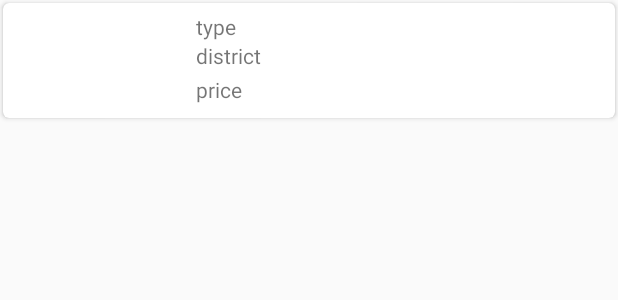
After one commit to jeanpierreZ/RealEstateManager, an Android app: the layout item.xml on its own in the app's theme, with its tools: preview values and no code run, on a phone screen of 412 x 824 dp. The commit adds this screen. Shown: the top 300 px of the screen. Run offline under Robolectric (Android 15) with nearby library versions, the light colour scheme and no system bars.

Commit message:
Create FragmentList which will contain a RecyclerView with the list of items. Create a ViewHolder with an Adapter and dependencies for this purpose. Add item and toolbar xml files. Complete Item model to have a room entity. Clean MainActivity.

```diff
--- a/app/src/main/AndroidManifest.xml
+++ b/app/src/main/AndroidManifest.xml
@@ -11,14 +11,14 @@
         android:roundIcon="@mipmap/ic_launcher_round"
         android:supportsRtl="true"
         android:theme="@style/AppTheme">
-        <activity android:name="com.openclassrooms.realestatemanager.MainActivity">
+        <activity android:name="com.openclassrooms.realestatemanager.activities.MainActivity">
             <intent-filter>
                 <action android:name="android.intent.action.MAIN" />
 
                 <category android:name="android.intent.category.LAUNCHER" />
             </intent-filter>
         </activity>
-        <activity android:name="com.openclassrooms.realestatemanager.SecondActivity"></activity>
+        <activity android:name="com.openclassrooms.realestatemanager.activities.SecondActivity"></activity>
     </application>
 
 </manifest>
--- a/app/src/main/java/com/openclassrooms/realestatemanager/SecondActivity.java
+++ b/app/src/main/java/com/openclassrooms/realestatemanager/activities/SecondActivity.java
@@ -1,7 +1,9 @@
-package com.openclassrooms.realestatemanager;
+package com.openclassrooms.realestatemanager.activities;
 
 import androidx.appcompat.app.AppCompatActivity;
 import android.os.Bundle;
+
+import com.openclassrooms.realestatemanager.R;
 
 public class SecondActivity extends AppCompatActivity {
 
--- a/app/src/main/java/com/openclassrooms/realestatemanager/Utils.java
+++ b/app/src/main/java/com/openclassrooms/realestatemanager/utils/Utils.java
@@ -1,4 +1,4 @@
-package com.openclassrooms.realestatemanager;
+package com.openclassrooms.realestatemanager.utils;
 
 import android.content.Context;
 import android.net.wifi.WifiManager;
--- a/app/src/main/res/layout/activity_second.xml
+++ b/app/src/main/res/layout/activity_second.xml
@@ -4,7 +4,7 @@
     xmlns:tools="http://schemas.android.com/tools"
     android:layout_width="match_parent"
     android:layout_height="match_parent"
-    tools:context="com.openclassrooms.realestatemanager.SecondActivity">
+    tools:context="com.openclassrooms.realestatemanager.activities.SecondActivity">
 
 
     <LinearLayout
--- /dev/null
+++ b/app/src/main/res/layout/item.xml
@@ -0,0 +1,92 @@
+<?xml version="1.0" encoding="utf-8"?>
+
+<androidx.cardview.widget.CardView xmlns:android="http://schemas.android.com/apk/res/android"
+    xmlns:app="http://schemas.android.com/apk/res-auto"
+    xmlns:card_view="http://schemas.android.com/tools"
+    android:id="@+id/item_card_view"
+    android:layout_width="match_parent"
+    android:layout_height="wrap_content"
+    android:layout_margin="2dp"
+    app:cardCornerRadius="4dp"
+    card_view:cardBackgroundColor="@android:color/white">
+
+    <androidx.constraintlayout.widget.ConstraintLayout
+        android:layout_width="match_parent"
+        android:layout_height="match_parent"
+        android:layout_margin="6dp">
+
+        <androidx.constraintlayout.widget.Guideline
+            android:id="@+id/item_guideline_thirty_vertical"
+            android:layout_width="wrap_content"
+            android:layout_height="wrap_content"
+            android:orientation="vertical"
+            app:layout_constraintGuide_percent="0.3" />
+
+        <androidx.constraintlayout.widget.Guideline
+            android:id="@+id/item_guideline_thirty_horizontal"
+            android:layout_width="wrap_content"
+            android:layout_height="wrap_content"
+            android:orientation="horizontal"
+            app:layout_constraintGuide_percent="0.3" />
+
+        <androidx.constraintlayout.widget.Guideline
+            android:id="@+id/item_guideline_sixty_horizontal"
+            android:layout_width="wrap_content"
+            android:layout_height="wrap_content"
+            android:orientation="horizontal"
+            app:layout_constraintGuide_percent="0.6" />
+
+        <ImageView
+            android:id="@+id/item_image"
+            android:layout_width="wrap_content"
+            android:layout_height="wrap_content"
+            android:contentDescription="property_image"
+            android:padding="4dp"
+            android:scaleType="centerCrop"
+            app:layout_constraintBottom_toBottomOf="parent"
+            app:layout_constraintEnd_toStartOf="@+id/item_guideline_thirty_vertical"
+            app:layout_constraintStart_toStartOf="parent"
+            app:layout_constraintTop_toBottomOf="parent" />
+
+        <TextView
+            android:id="@+id/item_type"
+            android:layout_width="0dp"
+            android:layout_height="wrap_content"
+            android:layout_marginStart="4dp"
+            android:ellipsize="end"
+            android:singleLine="true"
+            android:text="type"
+            app:layout_constraintBottom_toTopOf="@+id/item_guideline_thirty_horizontal"
+            app:layout_constraintEnd_toEndOf="parent"
+            app:layout_constraintStart_toEndOf="@id/item_guideline_thirty_vertical"
+            app:layout_constraintTop_toTopOf="parent" />
+
+        <TextView
+            android:id="@+id/item_district"
+            android:layout_width="0dp"
+            android:layout_height="wrap_content"
+            android:layout_marginStart="4dp"
+            android:ellipsize="end"
+            android:singleLine="true"
+            android:text="district"
+            app:layout_constraintBottom_toTopOf="@+id/item_guideline_sixty_horizontal"
+            app:layout_constraintEnd_toEndOf="parent"
+            app:layout_constraintStart_toEndOf="@id/item_guideline_thirty_vertical"
+            app:layout_constraintTop_toBottomOf="@+id/item_guideline_thirty_horizontal" />
+
+        <TextView
+            android:id="@+id/item_price"
+            android:layout_width="0dp"
+            android:layout_height="wrap_content"
+            android:layout_marginStart="4dp"
+            android:ellipsize="end"
+            android:singleLine="true"
+            android:text="price"
+            app:layout_constraintBottom_toBottomOf="parent"
+            app:layout_constraintEnd_toEndOf="parent"
+            app:layout_constraintStart_toEndOf="@id/item_guideline_thirty_vertical"
+            app:layout_constraintTop_toBottomOf="@+id/item_guideline_sixty_horizontal" />
+
+    </androidx.constraintlayout.widget.ConstraintLayout>
+
+</androidx.cardview.widget.CardView>
--- a/app/src/main/res/values/strings.xml
+++ b/app/src/main/res/values/strings.xml
@@ -1,3 +1,6 @@
 <resources>
     <string name="app_name">Real Estate Manager</string>
+
+    <!-- TODO: Remove or change this placeholder text -->
+    <string name="hello_blank_fragment">Hello blank fragment</string>
 </resources>
```
Also changed, not shown: app/build.gradle (+9 -0 lines), app/src/main/java/com/openclassrooms/realestatemanager/MainActivity.java (deleted, +0 -38 lines), app/src/main/java/com/openclassrooms/realestatemanager/activities/MainActivity.kt (added, +13 -0 lines), app/src/main/java/com/openclassrooms/realestatemanager/adapters/ItemAdapter.kt (added, +34 -0 lines), app/src/main/java/com/openclassrooms/realestatemanager/fragments/ListFragment.kt (added, +24 -0 lines), app/src/main/java/com/openclassrooms/realestatemanager/models/Item.kt (+7 -1 lines), app/src/main/java/com/openclassrooms/realestatemanager/views/ItemViewHolder.kt (added, +55 -0 lines), app/src/main/res/layout/activity_main.xml (+10 -27 lines), app/src/main/res/layout/fragment_list.xml (added, +15 -0 lines), app/src/main/res/layout/toolbar.xml (added, +10 -0 lines).
